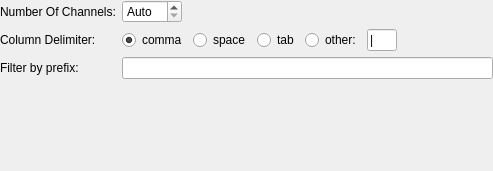
Qt form src/asciireadersettings.ui (hyOzd/serialplot) before a commit.
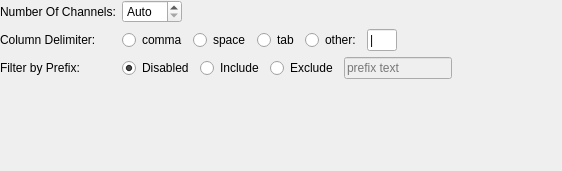
The same form after that commit.

Commit message:
add include/exclude options
branch : feature/add-ascii-filter-prefix

Diff of the .ui file:
```diff
--- a/src/asciireadersettings.ui
+++ b/src/asciireadersettings.ui
@@ -6,7 +6,7 @@
    <rect>
     <x>0</x>
     <y>0</y>
-    <width>493</width>
+    <width>562</width>
     <height>171</height>
    </rect>
   </property>
@@ -61,6 +61,13 @@
      </property>
     </widget>
    </item>
+   <item row="2" column="0">
+    <widget class="QLabel" name="label">
+     <property name="text">
+      <string>Column Delimiter:</string>
+     </property>
+    </widget>
+   </item>
    <item row="2" column="1">
     <layout class="QHBoxLayout" name="horizontalLayout">
      <item>
@@ -121,22 +128,65 @@
      </item>
     </layout>
    </item>
-   <item row="2" column="0">
-    <widget class="QLabel" name="label">
-     <property name="text">
-      <string>Column Delimiter:</string>
-     </property>
-    </widget>
-   </item>
-   <item row="3" column="0">
+   <item row="4" column="0">
     <widget class="QLabel" name="label_2">
      <property name="text">
-      <string>Filter by prefix:</string>
+      <string>Filter by Prefix:</string>
      </property>
     </widget>
    </item>
-   <item row="3" column="1">
-    <widget class="QLineEdit" name="filterPrefix"/>
+   <item row="4" column="1">
+    <layout class="QHBoxLayout" name="horizontalLayout_2">
+     <item>
+      <widget class="QRadioButton" name="rbFilterDisabled">
+       <property name="text">
+        <string>Disabled</string>
+       </property>
+       <property name="checked">
+        <bool>true</bool>
+       </property>
+      </widget>
+     </item>
+     <item>
+      <widget class="QRadioButton" name="rbFilterInclude">
+       <property name="toolTip">
+        <string>Only read lines that starts with prefix</string>
+       </property>
+       <property name="text">
+        <string>Include</string>
+       </property>
+      </widget>
+     </item>
+     <item>
+      <widget class="QRadioButton" name="rbFilterExclude">
+       <property name="toolTip">
+        <string>Do not read lines that starts with prefix</string>
+       </property>
+       <property name="text">
+        <string>Exclude</string>
+       </property>
+      </widget>
+     </item>
+     <item>
+      <widget class="QLineEdit" name="leFilterPrefix">
+       <property name="enabled">
+        <bool>false</bool>
+       </property>
+       <property name="sizePolicy">
+        <sizepolicy hsizetype="Minimum" vsizetype="Fixed">
+         <horstretch>0</horstretch>
+         <verstretch>0</verstretch>
+        </sizepolicy>
+       </property>
+       <property name="toolTip">
+        <string>Prefix text used to filter incoming data</string>
+       </property>
+       <property name="placeholderText">
+        <string>prefix text</string>
+       </property>
+      </widget>
+     </item>
+    </layout>
    </item>
   </layout>
  </widget>
```
The commit also changes 6 other files.
